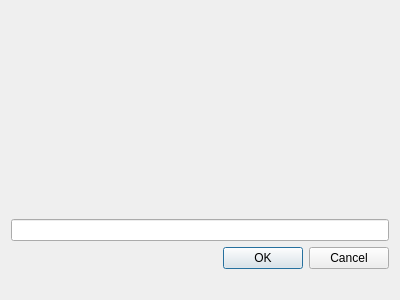
Before: the Qt Designer form src/dialogs/DeleteAccountDialog.ui in d1vanov/quentier, drawn with Qt 5.
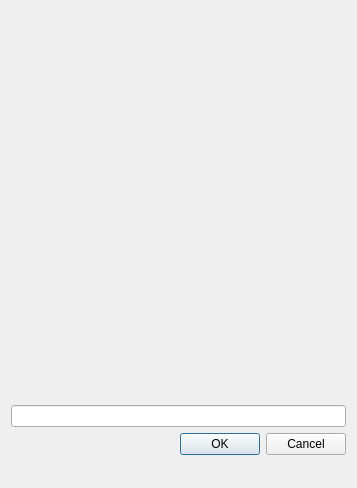
After: the same form once the commit is applied.

Commit message: Issue #215: some polishes for account removal process

What changed in the file:
```diff
--- a/src/dialogs/DeleteAccountDialog.ui
+++ b/src/dialogs/DeleteAccountDialog.ui
@@ -6,8 +6,8 @@
    <rect>
     <x>0</x>
     <y>0</y>
-    <width>400</width>
-    <height>300</height>
+    <width>357</width>
+    <height>488</height>
    </rect>
   </property>
   <property name="windowTitle">
@@ -25,6 +25,12 @@
      <property name="textFormat">
       <enum>Qt::RichText</enum>
      </property>
+     <property name="alignment">
+      <set>Qt::AlignLeading|Qt::AlignLeft|Qt::AlignTop</set>
+     </property>
+     <property name="wordWrap">
+      <bool>true</bool>
+     </property>
     </widget>
    </item>
    <item>
@@ -48,6 +54,9 @@
        <verstretch>0</verstretch>
       </sizepolicy>
      </property>
+     <property name="styleSheet">
+      <string notr="true">margin-top: 2px;</string>
+     </property>
     </widget>
    </item>
   </layout>
```
The commit also changes 9 other files.
